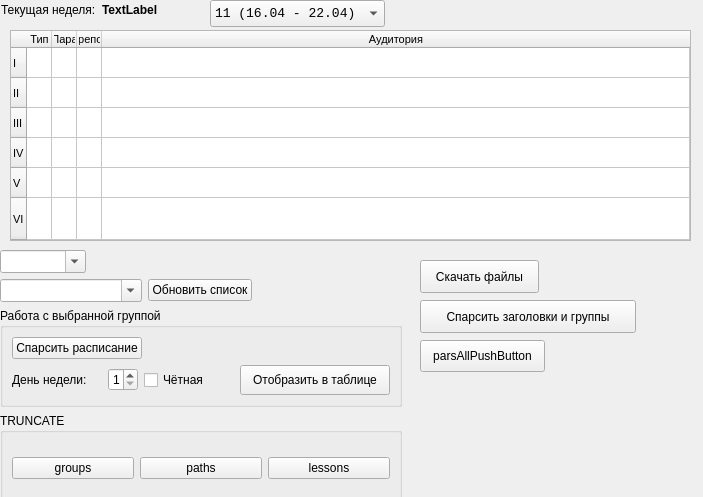
The window that mainwindow.ui (chalexyur/shnedule) describes before a commit, drawn with Qt 5.
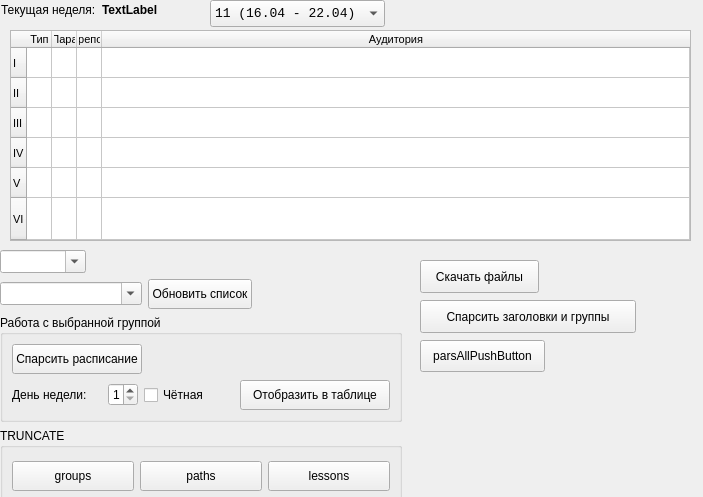
The same window after the commit. Icons and pictures are not drawn.

Commit message: threads new sourcefile

```diff
--- a/mainwindow.ui
+++ b/mainwindow.ui
@@ -326,6 +326,12 @@
      </item>
      <item row="1" column="2">
       <widget class="QPushButton" name="updGlButton">
+          <property name="minimumSize">
+              <size>
+                  <width>0</width>
+                  <height>30</height>
+              </size>
+          </property>
        <property name="text">
         <string>Обновить список</string>
        </property>
@@ -352,6 +358,12 @@
        <layout class="QGridLayout" name="gridLayout_3">
         <item row="0" column="0">
          <widget class="QPushButton" name="parseButton">
+             <property name="minimumSize">
+                 <size>
+                     <width>0</width>
+                     <height>30</height>
+                 </size>
+             </property>
           <property name="text">
            <string>Спарсить расписание</string>
           </property>
@@ -443,6 +455,12 @@
        <layout class="QGridLayout" name="gridLayout">
         <item row="0" column="0">
          <widget class="QPushButton" name="tgrButton">
+             <property name="minimumSize">
+                 <size>
+                     <width>0</width>
+                     <height>30</height>
+                 </size>
+             </property>
           <property name="text">
            <string>groups</string>
           </property>
@@ -450,6 +468,12 @@
         </item>
         <item row="0" column="1">
          <widget class="QPushButton" name="tpaButton">
+             <property name="minimumSize">
+                 <size>
+                     <width>0</width>
+                     <height>30</height>
+                 </size>
+             </property>
           <property name="text">
            <string>paths</string>
           </property>
@@ -457,6 +481,12 @@
         </item>
         <item row="0" column="2">
          <widget class="QPushButton" name="tleButton">
+             <property name="minimumSize">
+                 <size>
+                     <width>0</width>
+                     <height>30</height>
+                 </size>
+             </property>
           <property name="text">
            <string>lessons</string>
           </property>
@@ -467,7 +497,7 @@
      </item>
     </layout>
    </widget>
-   <widget class="QWidget" name="">
+      <widget class="QWidget" name="layoutWidget">
     <property name="geometry">
      <rect>
       <x>1</x>
```
Left out of the diff: 3 changed lines with no effect on the pictures. The commit also changes 2 other files.
